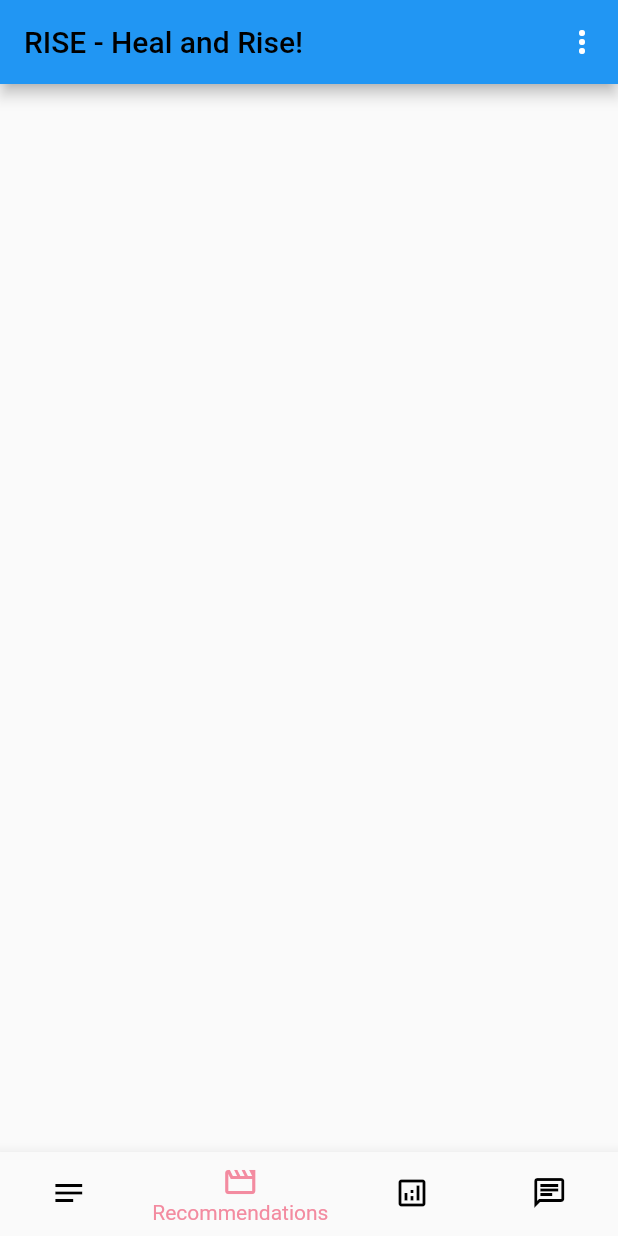
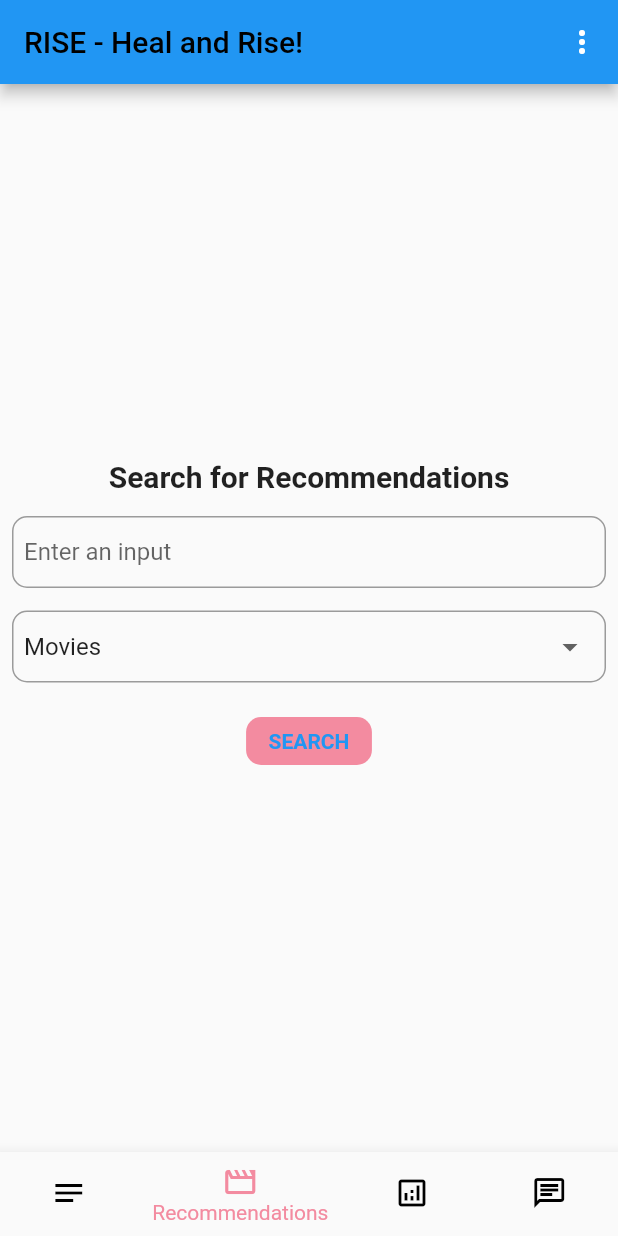
Before and after one commit to manasvvi1/Rise, a Flutter app: the MyNavBar screen opened directly, item 2 of the bottom bar chosen, on a phone screen of 412 x 824 dp. Run offline on Flutter 3.47's test engine with Material 2 defaults, Android fonts, the phone set to English and light mode, and no system bars; our stand-ins replace splashscreen.

Commit message:
Recommendations frontend

```diff
--- a/lib/Recommendations.dart
+++ b/lib/Recommendations.dart
@@ -1,5 +1,6 @@
 import 'package:flutter/cupertino.dart';
 import 'package:flutter/material.dart';
+import 'package:rise/constants.dart';
 
 class Recommendations extends StatefulWidget {
   const Recommendations({Key? key}) : super(key: key);
@@ -9,8 +10,98 @@ class Recommendations extends StatefulWidget {
 }
 
 class _RecommendationsState extends State<Recommendations> {
+  String selectedValue = 'Movies';
   @override
   Widget build(BuildContext context) {
-    return Container();
+    return Center(
+      child: SingleChildScrollView(
+        child: Padding(
+          padding: const EdgeInsets.all(8.0),
+          child: Column(
+            mainAxisAlignment: MainAxisAlignment.center,
+            crossAxisAlignment: CrossAxisAlignment.center,
+            children: [
+              Container(
+                child: Text(
+                  'Search for Recommendations',
+                  style: TextStyle(
+                    fontSize: 20,
+                    fontWeight: FontWeight.bold,
+                  ),
+                  textAlign: TextAlign.center,
+                ),
+                alignment: Alignment.center,
+              ),
+              SizedBox(
+                height: 15,
+              ),
+              Container(
+                child: TextField(
+                  showCursor: false,
+                  onChanged: (value) {
+                  },
+                  decoration: InputDecoration(
+                    hintText: "Enter an input",
+                    border: OutlineInputBorder(
+                      borderRadius: BorderRadius.circular(10.0),
+                    ),
+                    contentPadding:
+                    EdgeInsets.symmetric(horizontal: 8, vertical: 0),
+                  ),
+                ),),
+              SizedBox(
+                height: 15,
+              ),
+              Container(
+                  child: DropdownButtonFormField(
+                    items: [
+                      DropdownMenuItem(child: Text("Books"),value: "Books"),
+                      DropdownMenuItem(child: Text("Movies"),value: "Movies"),
+                      DropdownMenuItem(child: Text("Music"),value: "Music")
+                    ],
+                    value: selectedValue,
+                    onChanged: (String? newValue){
+                      setState(() {
+                        selectedValue = newValue!;
+                      });
+                    },
+                    decoration: InputDecoration(
+                      hintText: "Select the type of recommendation",
+                      border: OutlineInputBorder(
+                        borderRadius: BorderRadius.circular(10.0),
+                      ),
+                      contentPadding:
+                      EdgeInsets.symmetric(horizontal: 8, vertical: 0),
+                    ),
+                  )),
+              SizedBox(
+                height: 15,
+              ),
+              TextButton(
+                style: TextButton.styleFrom(
+                  padding: EdgeInsets.zero,
+                ),
+                child: Container(
+                  padding:
+                  EdgeInsets.symmetric(vertical: 8, horizontal: 15),
+                  decoration: BoxDecoration(
+                    color: PRIMARY_DARK_PINK,
+                    borderRadius: BorderRadius.circular(10),
+                  ),
+                  child: Text(
+                    'SEARCH',
+                    style: TextStyle(
+                      fontWeight: FontWeight.bold,),
+                    textAlign: TextAlign.center,
+                  ),),
+                onPressed: () {
+                },
+              ),
+
+            ],
+          ),
+        ),
+      ),
+    );
   }
 }
```
